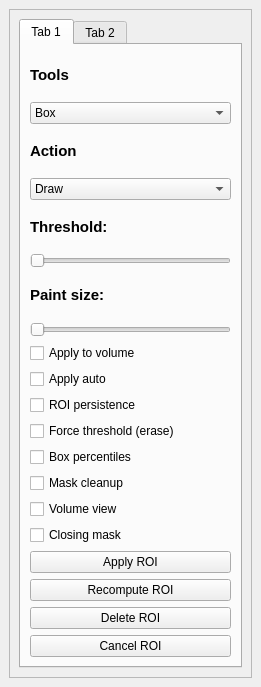
Old version of the form toolspanel.ui in the repository ostidepeignecul/segmentation-tool.
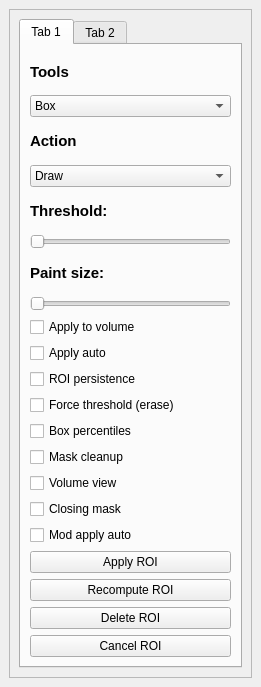
New version of the form. The open tabs and pages were chosen to show the change. Custom widgets are drawn as their Qt base class.

Commit message: Mode Mod auto relabel et checkbox dediee

Patch:
```diff
--- a/toolspanel.ui
+++ b/toolspanel.ui
@@ -25,8 +25,8 @@
         <rect>
          <x>0</x>
          <y>0</y>
-         <width>239</width>
-         <height>641</height>
+         <width>227</width>
+         <height>670</height>
         </rect>
        </property>
        <layout class="QGridLayout" name="gridLayout_2">
@@ -220,6 +220,13 @@
               </property>
              </widget>
             </item>
+            <item>
+             <widget class="QCheckBox" name="checkBox_9">
+              <property name="text">
+               <string>Mod apply auto</string>
+              </property>
+             </widget>
+            </item>
             <item>
              <widget class="QPushButton" name="pushButton_7">
               <property name="text">
```
Left out of the diff: 2 changed lines with no effect on the pictures. The commit also changes 6 other files.
